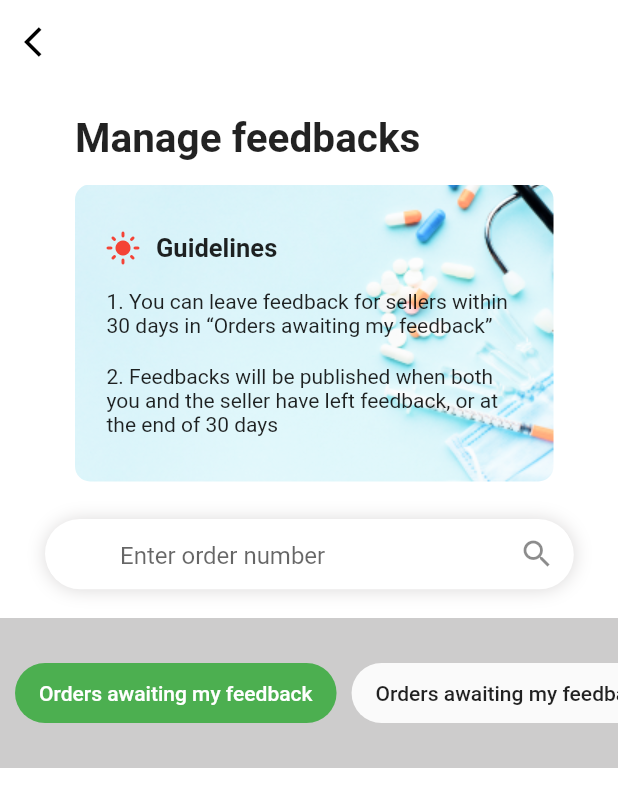
After one commit to kezieeCode/qikpharma, a Flutter app: the screen it shows after launch, after a tap on "Feedbacks", on a phone screen of 412 x 824 dp. The commit adds this screen. Shown: the top 807 px of the screen. Run offline on Flutter 3.47's test engine with Material 2 defaults, Android fonts, the phone set to English and light mode, and no system bars.

Commit message:
feedbacks

```diff
--- a/lib/views/component/profile_list.dart
+++ b/lib/views/component/profile_list.dart
@@ -1,4 +1,5 @@
 import 'package:flutter/material.dart';
+import 'package:qikpharma/views/feedbacks.dart';
 import 'package:qikpharma/views/notification.dart';
 
 class ProfileList extends StatelessWidget {
@@ -51,7 +52,12 @@ class ProfileList extends StatelessWidget {
           indent: 50,
           thickness: 1.4,
         ),
-        const ListTile(
+        InkWell(
+          onTap: () {
+            Navigator.push(context,
+                MaterialPageRoute(builder: (context) => const Feedbacks()));
+          },
+          child: const ListTile(
             leading: Icon(
               Icons.medical_services,
               color: Color.fromARGB(255, 130, 203, 132),
@@ -63,6 +69,7 @@ class ProfileList extends StatelessWidget {
             trailing: Icon(
               Icons.arrow_forward_ios,
               color: Color.fromARGB(255, 130, 203, 132),
+            ),
           ),
         ),
         const Divider(
--- /dev/null
+++ b/lib/views/feedbacks.dart
@@ -0,0 +1,200 @@
+import 'package:flutter/material.dart';
+
+class Feedbacks extends StatefulWidget {
+  const Feedbacks({Key? key}) : super(key: key);
+
+  @override
+  State<Feedbacks> createState() => _FeedbacksState();
+}
+
+Color defaultColor = Colors.white;
+
+class _FeedbacksState extends State<Feedbacks> {
+  @override
+  Widget build(BuildContext context) {
+    return Scaffold(
+      backgroundColor: Colors.white,
+      appBar: AppBar(
+        elevation: 0,
+        backgroundColor: Colors.white,
+        leading: IconButton(
+            onPressed: () {
+              Navigator.pop(context);
+            },
+            icon: const Icon(
+              Icons.arrow_back_ios,
+              color: Colors.black,
+            )),
+      ),
+      body: Container(
+        child: ListView(
+          children: [
+            const Padding(
+              padding: EdgeInsets.only(left: 50, top: 20),
+              child: Text(
+                "Manage feedbacks",
+                style: TextStyle(fontSize: 27, fontWeight: FontWeight.bold),
+              ),
+            ),
+            const SizedBox(
+              height: 15,
+            ),
+            Padding(
+              padding: const EdgeInsets.only(left: 50),
+              child: Stack(
+                children: [
+                  ClipRRect(
+                    borderRadius: BorderRadius.circular(10),
+                    child: Image.asset(
+                      "assets/images/pills.png",
+                    ),
+                  ),
+                  Positioned(
+                    top: 30,
+                    left: 20,
+                    right: 50,
+                    child: Row(
+                      children: const [
+                        Icon(
+                          Icons.light_mode,
+                          color: Colors.red,
+                        ),
+                        SizedBox(width: 10),
+                        Text(
+                          "Guidelines",
+                          style: TextStyle(
+                              fontWeight: FontWeight.w700, fontSize: 17),
+                        ),
+                      ],
+                    ),
+                  ),
+                  const Positioned(
+                    top: 70,
+                    left: 1,
+                    right: 50,
+                    child: Padding(
+                      padding: EdgeInsets.only(left: 20, right: 20),
+                      child: Text(
+                        "1. You can leave feedback for sellers within 30 days in “Orders awaiting my feedback”",
+                        style: TextStyle(fontSize: 14),
+                      ),
+                    ),
+                  ),
+                  const Positioned(
+                    top: 120,
+                    left: 1,
+                    right: 50,
+                    child: Padding(
+                      padding: EdgeInsets.only(left: 20, right: 20),
+                      child: Text(
+                        "2. Feedbacks will be published when both you and the seller have left feedback, or at the end of 30 days",
+                        style: TextStyle(fontSize: 14),
+                      ),
+                    ),
+                  )
+                ],
+              ),
+            ),
+            const SizedBox(
+              height: 25,
+            ),
+            SizedBox(
+              // width: 500,
+              height: 46,
+              child: Padding(
+                padding: const EdgeInsets.only(left: 30, right: 30),
+                child: Container(
+                  width: double.infinity,
+                  height: 60,
+                  decoration: BoxDecoration(
+                      boxShadow: [
+                        BoxShadow(
+                            color: Color.fromARGB(255, 216, 214, 214),
+                            blurRadius: 10,
+                            offset: Offset.fromDirection(1),
+                            blurStyle: BlurStyle.outer)
+                      ],
+                      color: Colors.white,
+                      borderRadius: BorderRadius.circular(30)),
+                  child: Center(
+                    child: TextField(
+                      decoration: InputDecoration(
+                          contentPadding:
+                              const EdgeInsets.only(left: 50, top: 14),
+                          suffixIcon: IconButton(
+                              icon: const Icon(Icons.search),
+                              onPressed: () async {
+                                // searchMovie();
+                              }),
+                          hintText: 'Enter order number',
+                          border: InputBorder.none),
+                    ),
+                  ),
+                ),
+              ),
+            ),
+            const SizedBox(
+              height: 20,
+            ),
+            Container(
+              height: 100,
+              color: Color.fromARGB(255, 205, 204, 204),
+              child: Padding(
+                padding: const EdgeInsets.only(top: 30, bottom: 30),
+                child: ListView(
+                  scrollDirection: Axis.horizontal,
+                  children: [
+                    const SizedBox(
+                      width: 10,
+                    ),
+                    Material(
+                      borderRadius: BorderRadius.circular(30),
+                      color: Colors.green,
+                      child: MaterialButton(
+                        onPressed: () {},
+                        child: const Text(
+                          "Orders awaiting my feedback",
+                          style: TextStyle(color: Colors.white),
+                        ),
+                      ),
+                    ),
+                    const SizedBox(
+                      width: 10,
+                    ),
+                    Material(
+                      borderRadius: BorderRadius.circular(30),
+                      child: MaterialButton(
+                        onPressed: () {},
+                        child: const Text(
+                          "Orders awaiting my feedback",
+                        ),
+                      ),
+                    ),
+                    const SizedBox(
+                      width: 10,
+                    ),
+                    Material(
+                      borderRadius: BorderRadius.circular(30),
+                      color: defaultColor,
+                      child: MaterialButton(
+                        onPressed: () {
+                          Color newColor = Colors.green;
+                          setState(() {
+                            defaultColor = newColor;
+                          });
+                        },
+                        child: const Text(
+                          "Orders awaiting my feedback",
+                        ),
+                      ),
+                    ),
+                  ],
+                ),
+              ),
+            )
+          ],
+        ),
+      ),
+    );
+  }
+}
```
Also changed, not shown: assets/images/pills.png (added). Lines whose indentation alone changed are shown as unchanged.
